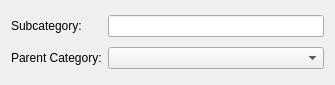
The window that squeeze/src/ui/subcategoryeditor.ui (miguelchavez/lemonpos) describes before a commit, drawn with Qt 5.
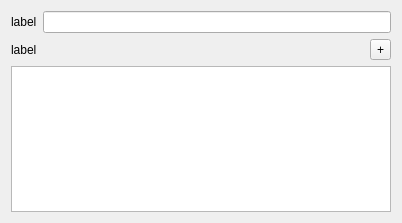
The same window after the commit.

Commit message: Changing completely the editor, to allow m2m relations.

```diff
--- a/squeeze/src/ui/subcategoryeditor.ui
+++ b/squeeze/src/ui/subcategoryeditor.ui
@@ -6,39 +6,54 @@
    <rect>
     <x>0</x>
     <y>0</y>
-    <width>335</width>
-    <height>85</height>
+    <width>402</width>
+    <height>223</height>
    </rect>
   </property>
   <property name="windowTitle">
    <string>Form</string>
   </property>
-  <layout class="QGridLayout" name="gridLayout">
-   <item row="0" column="0">
-    <widget class="QLabel" name="label">
+  <layout class="QVBoxLayout" name="verticalLayout">
+   <item>
+    <layout class="QHBoxLayout" name="horizontalLayout">
+     <item>
+      <widget class="QLabel" name="lblName">
      <property name="text">
-      <string>Subcategory:</string>
+        <string>label</string>
      </property>
      <property name="buddy">
       <cstring>editSubcategory</cstring>
      </property>
     </widget>
    </item>
-   <item row="0" column="1">
-    <widget class="QLineEdit" name="editSubcategory"/>
-   </item>
-   <item row="1" column="0">
-    <widget class="QLabel" name="label_2">
+     <item>
+      <widget class="QLineEdit" name="editName"/>
+     </item>
+    </layout>
+   </item>
+   <item>
+    <layout class="QHBoxLayout" name="horizontalLayout_2">
+     <item>
+      <widget class="QLabel" name="lblChildText">
      <property name="text">
-      <string>Parent Category:</string>
-     </property>
-     <property name="buddy">
-      <cstring>comboParentCategory</cstring>
-     </property>
-    </widget>
-   </item>
-   <item row="1" column="1">
-    <widget class="QComboBox" name="comboParentCategory"/>
+        <string>label</string>
+       </property>
+      </widget>
+     </item>
+     <item>
+      <widget class="QToolButton" name="btnAdd">
+       <property name="toolTip">
+        <string>Add new</string>
+       </property>
+       <property name="text">
+        <string>+</string>
+       </property>
+      </widget>
+     </item>
+    </layout>
+   </item>
+   <item>
+    <widget class="QListWidget" name="listView"/>
    </item>
   </layout>
  </widget>
```
Left out of the diff: 7 changed lines with no effect on the pictures. Lines whose indentation alone changed are shown as unchanged.
